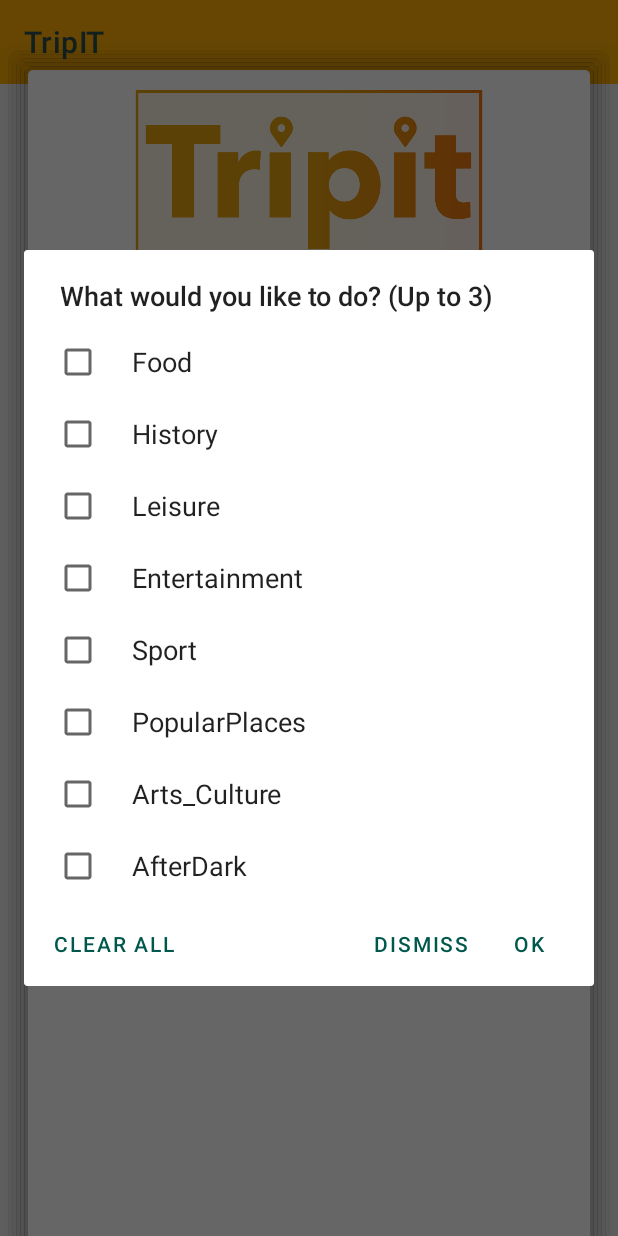
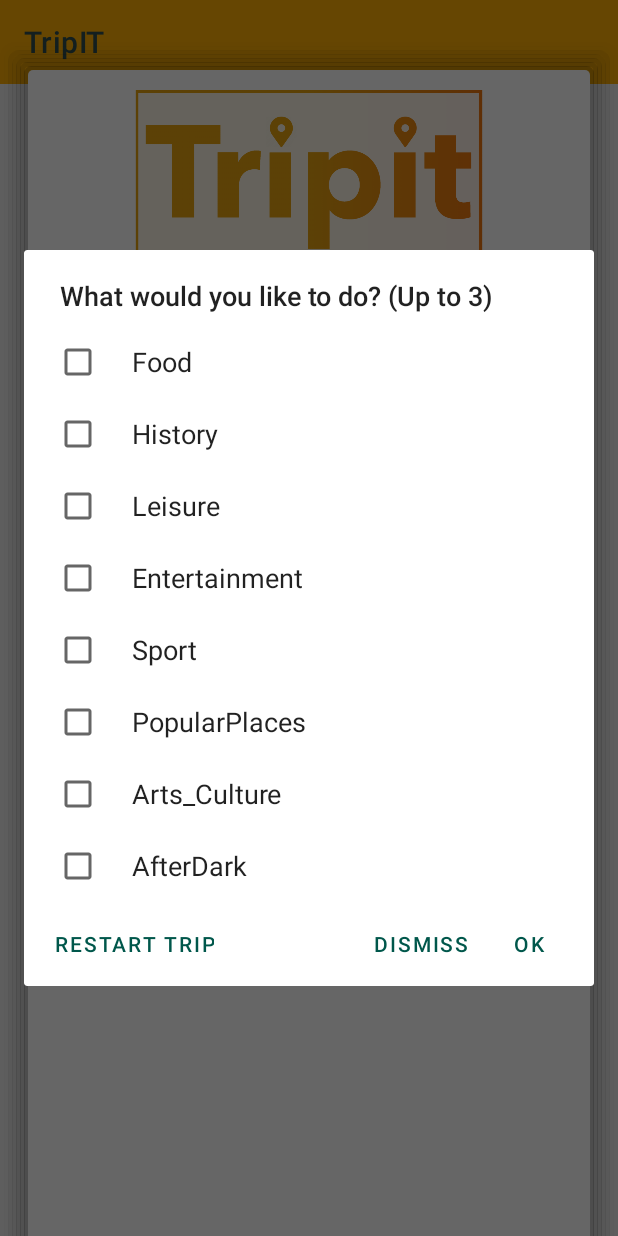
Before and after one commit to limyifan/4thYearProject_AndroidApp, an Android app: the UserPrefActivity screen opened directly, with no data from a screen before it, after a tap on "WHAT WOULD YOU LIKE TO DO? (UP TO 3)", on a phone screen of 412 x 824 dp. Run offline under Robolectric (Android 15) with nearby library versions, the phone set to English and light mode, and no system bars; 1 statement that could not run was skipped.

Commit message:
changed the value inside strings.xml

```diff
--- a/app/src/main/res/values/strings.xml
+++ b/app/src/main/res/values/strings.xml
@@ -16,7 +16,7 @@
     <string name="ok">OK</string>
 
     <string name="dismiss_label">Dismiss</string>
-    <string name="clear_all_label">Clear all</string>
+    <string name="clear_all_label">Restart Trip</string>
     <string name="hint_text">Time You Got</string>
     <string name="dialog_no_suggestion">Sorry, suggestion activity not found in this area</string>
 
```
